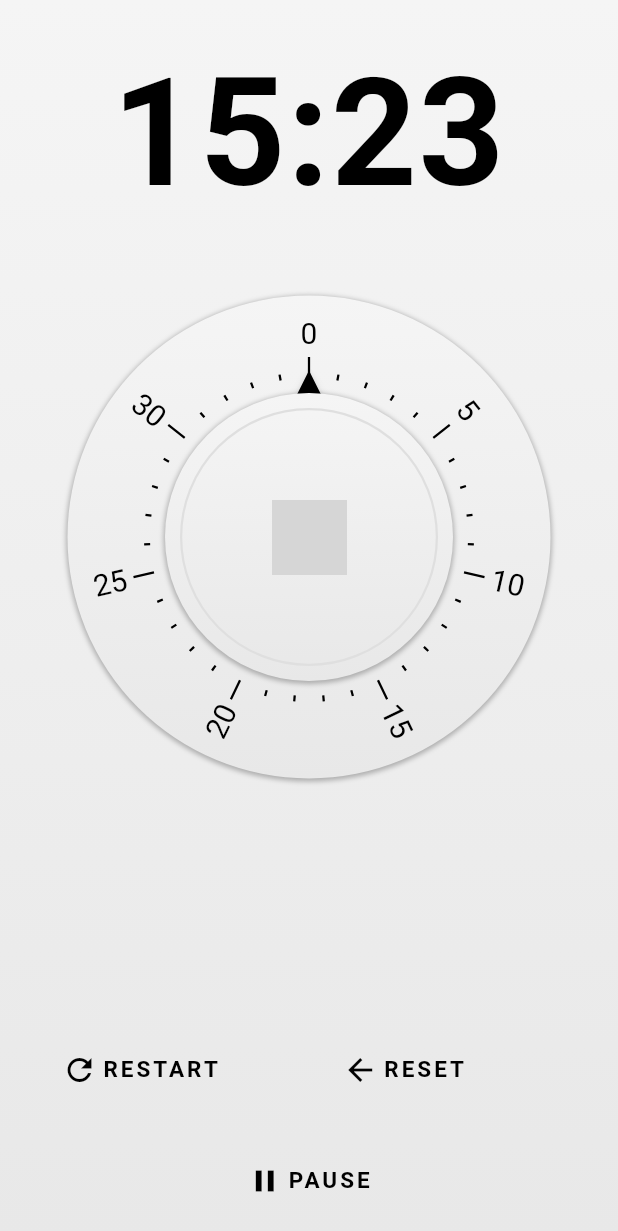
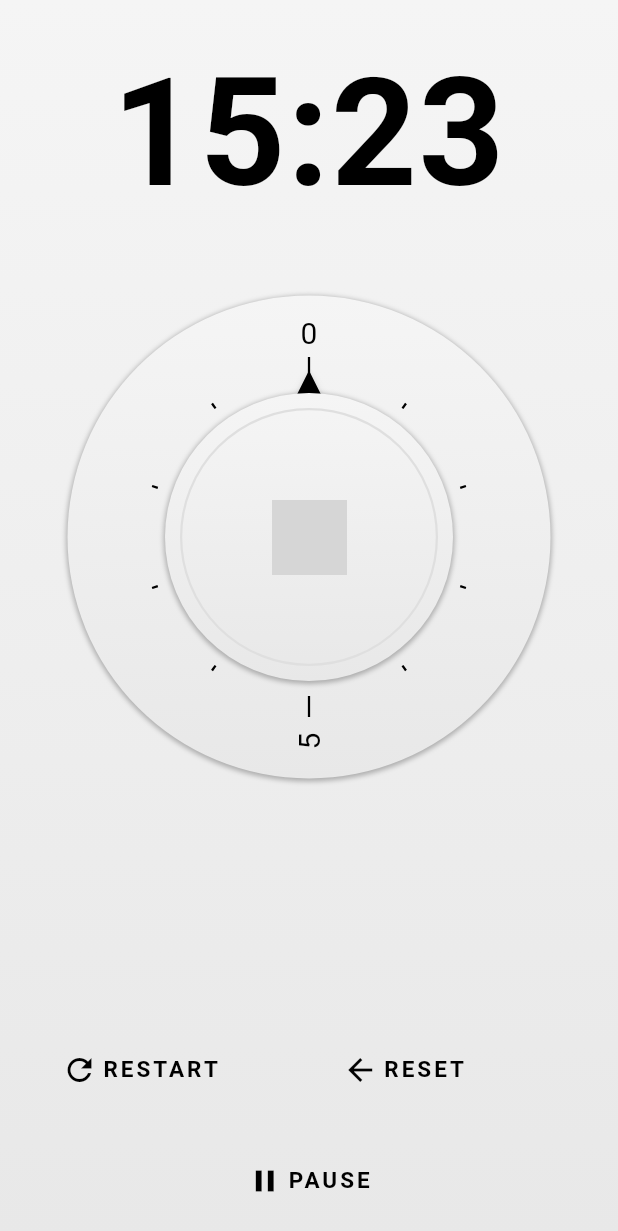
Before and after one commit to aniketkishore100/Timegg, a Flutter app: the screen it shows after launch, on a phone screen of 412 x 824 dp. Shown: the top 1231 px of the screen. Run offline on Flutter 3.47's test engine with Material 2 defaults, Android fonts, the phone set to English and light mode, and no system bars; missing offline and left inert: fluttery; network calls fail; Roboto replaces fonts that are missing (BebasNeue); grey boxes are pictures that could not be loaded.

Commit message:
DIal Working(final)

```diff
--- a/lib/egg-timer.dart
+++ b/lib/egg-timer.dart
@@ -3,11 +3,15 @@ import 'dart:async';
 class EggTimer {
   EggTimerState state = EggTimerState.ready;
   final Duration maxTime;
+  final Function onTimerUpdate;
   final Stopwatch stopwatch = new Stopwatch();
   Duration _currentTime = const Duration(seconds: 0);
   Duration lastStartTime = const Duration(seconds: 0);
 
-  EggTimer({this.maxTime});
+  EggTimer({
+    this.maxTime,
+    this.onTimerUpdate,
+  });
 
   get currentTime {
     return _currentTime;
@@ -36,6 +40,9 @@ class EggTimer {
     } else {
       state = EggTimerState.ready;
     }
+    if (null != onTimerUpdate) {
+      onTimerUpdate();
+    }
   }
 }
 
--- a/lib/main.dart
+++ b/lib/main.dart
@@ -20,8 +20,13 @@ class MyApp extends StatefulWidget {
 }
 
 class _MyAppState extends State<MyApp> {
-  final EggTimer eggTimer;
-  _MyAppState() : eggTimer = new EggTimer(maxTime: const Duration(minutes: 35));
+  EggTimer eggTimer;
+  _MyAppState() {
+    eggTimer = new EggTimer(
+      maxTime: const Duration(minutes: 10),
+      onTimerUpdate: _onTimerUpdate,
+    );
+  }
 
   _onTimeSelected(Duration newTime) {
     setState(() {
@@ -34,6 +39,10 @@ class _MyAppState extends State<MyApp> {
       eggTimer.currentTime = newTime;
       eggTimer.resume();
     });
+  }
+
+  _onTimerUpdate() {
+    setState(() {});
   }
 
   @override
```
